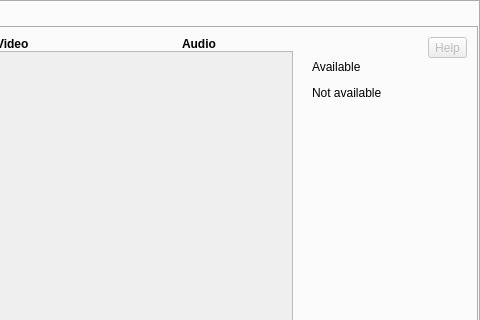
Qt form src/wayland/formMainWindow_wl.ui (vkohaupt/vokoscreenNG) before a commit; both pictures show x 414 to 894 and y 0 to 320 of the 894 by 541 pixel window.
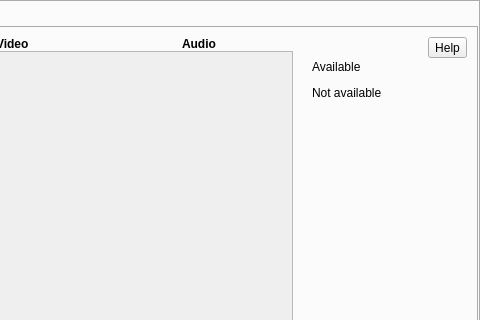
The same form after that commit. The open tabs and pages were chosen to show the change. Icons and pictures are not drawn.

Commit message: Wayland HelpBrowser

Patch:
```diff
--- a/src/wayland/formMainWindow_wl.ui
+++ b/src/wayland/formMainWindow_wl.ui
@@ -1590,7 +1590,7 @@
                 <item>
                  <widget class="QToolButton" name="help_screencast_avalaible">
                   <property name="enabled">
-                   <bool>false</bool>
+                   <bool>true</bool>
                   </property>
                   <property name="toolTip">
                    <string notr="true"/>
```
Left out of the diff: 5 changed lines with no effect on the pictures. The commit also changes 1 other file.
